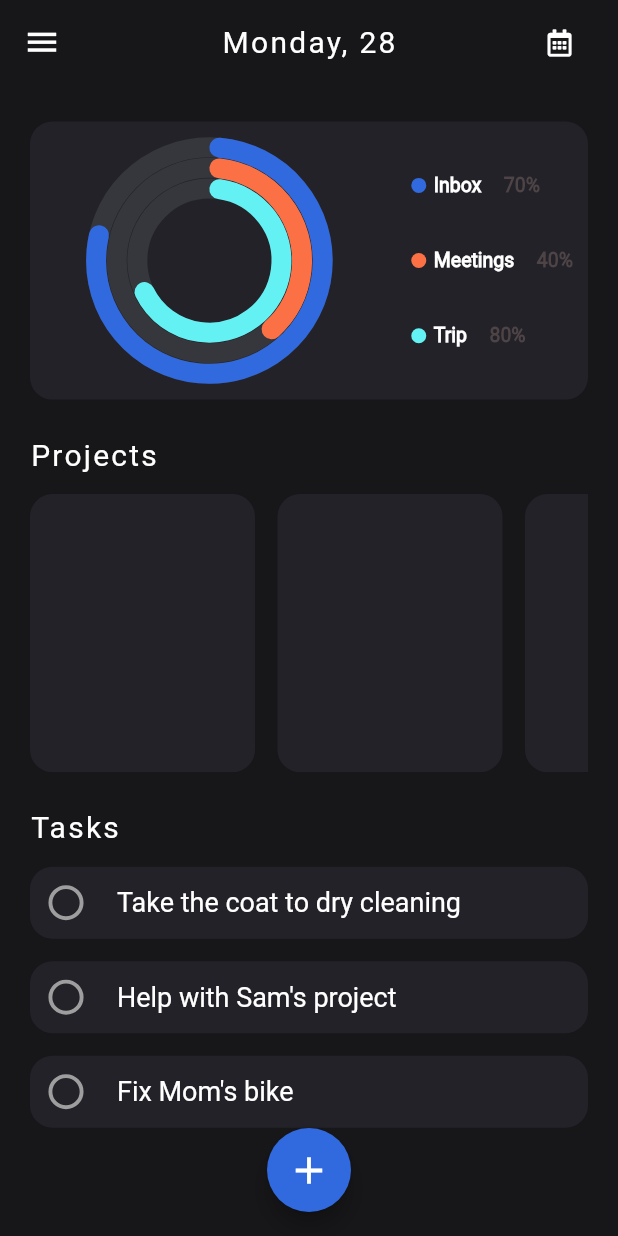
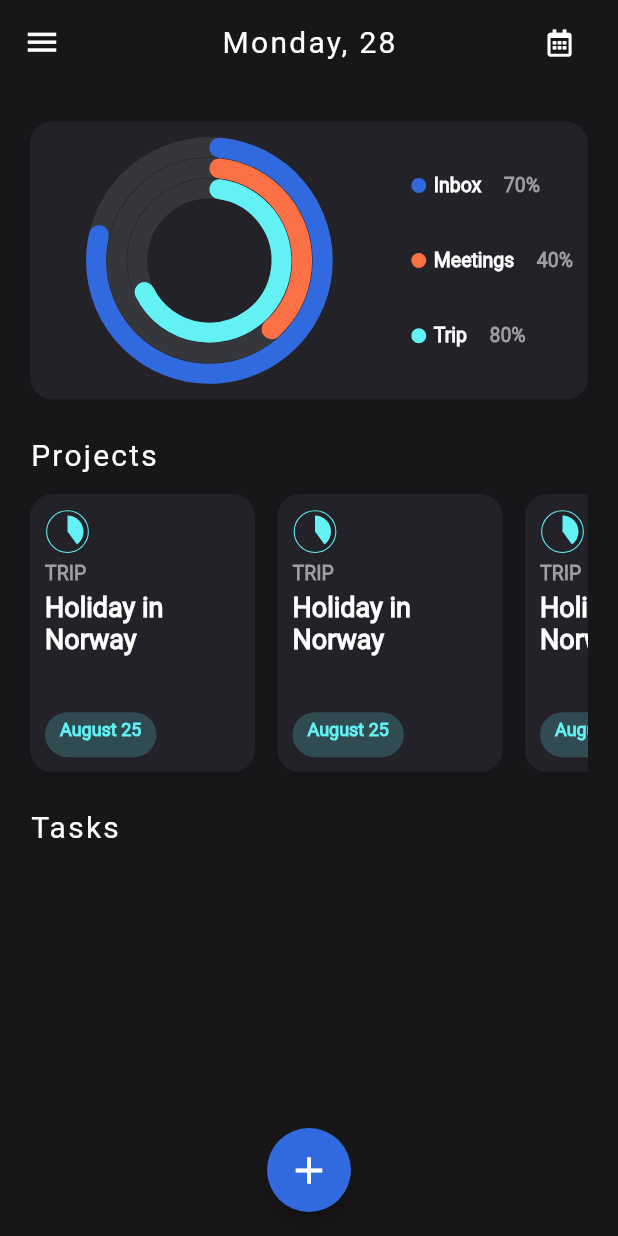
Before and after one commit to Nathaniel-Akubuo/task_manager, a Flutter app: the Home screen opened by its route, on a phone screen of 412 x 824 dp. Run offline on Flutter 3.47's test engine with Material 2 defaults, Android fonts, the phone set to English and light mode, and no system bars; drawn by our look-alikes of syncfusion_flutter_gauges; our stand-ins replace cloud_firestore, firebase_auth, firebase_core, font_awesome_flutter, google_sign_in, shared_preferences and 3 more; accounts and stored records are empty; Roboto replaces fonts that are missing (Agipo).

Commit message:
latest changes

```diff
--- a/lib/services/tasks_provider.dart
+++ b/lib/services/tasks_provider.dart
@@ -1,5 +1,18 @@
-import 'package:flutter/cupertino.dart';
+import 'package:cloud_firestore/cloud_firestore.dart';
+import 'package:flutter/material.dart';
+import 'package:task_manager/constants/global_variables.dart';
+import 'package:task_manager/models/task_model.dart';
 
 class TasksProvider extends ChangeNotifier {
+  var homeUndone = FirebaseFirestore.instance
+      .collection('${preferences!.getString('email')}undoneTasks');
 
+  var homeDone = FirebaseFirestore.instance
+      .collection('${preferences!.getString('email')}doneTasks');
+
+  void addToDo(TaskModel taskModel) => homeUndone.add(taskModel.toJson());
+
+  deleteToDo(){
+//    homeUndone.
+  }
 }
--- a/lib/ui/home/home.dart
+++ b/lib/ui/home/home.dart
@@ -1,3 +1,4 @@
+import 'package:cloud_firestore/cloud_firestore.dart';
 import 'package:flutter/material.dart';
 import 'package:font_awesome_flutter/font_awesome_flutter.dart';
 import 'package:provider/provider.dart';
@@ -7,6 +8,7 @@ import 'package:task_manager/constants/colors.dart';
 import 'package:task_manager/constants/styles.dart';
 import 'package:task_manager/constants/ui_helpers.dart';
 import 'package:task_manager/services/authentication.dart';
+import 'package:task_manager/services/tasks_provider.dart';
 import 'package:task_manager/widgets/project_bubble.dart';
 import 'package:task_manager/widgets/to_do_bubble.dart';
 
@@ -30,6 +32,7 @@ class Home extends StatelessWidget {
   @override
   Widget build(BuildContext context) {
     var auth = Provider.of<Authentication>(context, listen: false);
+    var tasks = Provider.of<TasksProvider>(context, listen: false);
     final _mediaQuery = MediaQuery.of(context).size;
     return ViewModelBuilder<HomeViewModel>.reactive(
         builder: (context, model, child) => SafeArea(
@@ -62,7 +65,6 @@ class Home extends StatelessWidget {
                         width: double.infinity,
                         child: Center(
                           child: Row(
-                            mainAxisAlignment: MainAxisAlignment.spaceBetween,
                             children: [
                               Expanded(
                                 child: SfCircularChart(
@@ -120,7 +122,7 @@ class Home extends StatelessWidget {
                                         style: kAgipo.copyWith(
                                             fontWeight: FontWeight.bold,
                                             fontSize: 13,
-                                            color: lighterGrey),
+                                            color: Colors.grey),
                                       )
                                     ],
                                   ),
@@ -156,7 +158,7 @@ class Home extends StatelessWidget {
                                         style: kAgipo.copyWith(
                                             fontWeight: FontWeight.bold,
                                             fontSize: 13,
-                                            color: lighterGrey),
+                                            color: Colors.grey),
                                       )
                                     ],
                                   ),
@@ -192,7 +194,7 @@ class Home extends StatelessWidget {
                                         style: kAgipo.copyWith(
                                             fontWeight: FontWeight.bold,
                                             fontSize: 13,
-                                            color: lighterGrey),
+                                            color: Colors.grey),
                                       )
                                     ],
                                   ),
@@ -215,7 +217,14 @@ class Home extends StatelessWidget {
                         child: ListView.builder(
                           physics: BouncingScrollPhysics(),
                           scrollDirection: Axis.horizontal,
-                          itemBuilder: (context, index) => ProjectBubble(),
+                          itemBuilder: (context, index) => ProjectBubble(
+                            onTap: () {},
+                            percentage: 40,
+                            title: 'TRIP',
+                            color: teal,
+                            firstItem: 'Holiday in Norway',
+                            date: '',
+                          ),
                           itemCount: 3,
                         ),
                       ),
@@ -224,27 +233,31 @@ class Home extends StatelessWidget {
                           style: kAgipo.copyWith(
                               fontSize: 20, letterSpacing: 1.5)),
                       verticalSpaceRegular,
-                      ToDoBubble(
-                          title: 'Take the coat to dry cleaning',
-                          onChecked: (v) {},
-                          onDismissed: (d) {},
-                          keyValue: 'keyValue',
-                          onTap: () {},
-                          isDone: false),
-                      ToDoBubble(
-                          title: "Help with Sam's project",
-                          onChecked: (v) {},
-                          onDismissed: (d) {},
-                          keyValue: 'keyValue',
-                          onTap: () {},
-                          isDone: false),
-                      ToDoBubble(
-                          title: "Fix Mom's bike",
-                          onChecked: (v) {},
-                          onDismissed: (d) {},
-                          keyValue: 'keyValue',
-                          onTap: () {},
-                          isDone: false),
+                      StreamBuilder(
+                        stream: tasks.homeUndone.orderBy('dateCreated').snapshots(),
+                        builder: (BuildContext context,
+                            AsyncSnapshot<QuerySnapshot<Map<String, dynamic>>>
+                                snapshot) {
+                          if (snapshot.hasData) {
+                            return ListView.builder(
+                              shrinkWrap: true,
+                              physics: NeverScrollableScrollPhysics(),
+                              itemCount: snapshot.data!.docs.length,
+                              itemBuilder: (context, index) {
+                                var currentItem = snapshot.data!.docs[index];
+                                return ToDoBubble(
+                                    title: currentItem.data()['item'],
+                                    onChecked: (v) {},
+                                    onDismissed: (onDismissed) {},
+                                    keyValue: index.toString(),
+                                    onTap: () {},
+                                    isDone: false);
+                              },
+                            );
+                          } else
+                            return Container();
+                        },
+                      ),
                       verticalSpaceLarge,
                       verticalSpaceLarge,
                     ],
@@ -255,7 +268,7 @@ class Home extends StatelessWidget {
                 floatingActionButton: FloatingActionButton(
                   child: Icon(Icons.add, size: 30),
                   backgroundColor: blue,
-                  onPressed: () {},
+                  onPressed: () => model.showBottomSheet(context),
                 ),
               ),
             ),
--- a/lib/ui/home/home_view_model.dart
+++ b/lib/ui/home/home_view_model.dart
@@ -1,3 +1,14 @@
+import 'package:flutter/material.dart';
 import 'package:stacked/stacked.dart';
+import 'package:task_manager/constants/colors.dart';
+import 'package:task_manager/widgets/modal_bottom_sheet.dart';
 
-class HomeViewModel extends BaseViewModel {}
+class HomeViewModel extends BaseViewModel {
+  showBottomSheet(context) => showModalBottomSheet(
+      isScrollControlled: true,
+      backgroundColor: backgroundColor,
+      shape: RoundedRectangleBorder(
+          borderRadius: BorderRadius.vertical(top: Radius.circular(15))),
+      context: context,
+      builder: (context) => ModalBottomSheet());
+}
--- a/lib/widgets/project_bubble.dart
+++ b/lib/widgets/project_bubble.dart
@@ -1,17 +1,109 @@
 import 'package:flutter/material.dart';
+import 'package:intl/intl.dart';
+import 'package:syncfusion_flutter_gauges/gauges.dart';
 import 'package:task_manager/constants/colors.dart';
+import 'package:task_manager/constants/styles.dart';
+import 'package:task_manager/constants/ui_helpers.dart';
 
 class ProjectBubble extends StatelessWidget {
+  final double percentage;
+  final String title;
+  final Color color;
+  final String? firstItem;
+  final String date;
+  final onTap;
+
+  ProjectBubble(
+      {required this.percentage,
+      required this.title,
+      required this.color,
+      this.firstItem,
+      required this.date,
+      this.onTap});
+
   @override
   Widget build(BuildContext context) {
     final _mediaQuery = MediaQuery.of(context).size;
     return Padding(
       padding: EdgeInsets.only(right: 15),
-      child: Container(
-        height: _mediaQuery.height * 0.225,
-        width: 150,
-        decoration:
-            BoxDecoration(color: grey, borderRadius: BorderRadius.circular(15)),
+      child: InkWell(
+        onTap: onTap,
+        child: Container(
+          padding: EdgeInsets.symmetric(vertical: 10, horizontal: 10),
+          height: _mediaQuery.height * 0.225,
+          width: 150,
+          child: Column(
+            crossAxisAlignment: CrossAxisAlignment.start,
+            mainAxisAlignment: MainAxisAlignment.spaceEvenly,
+            children: [
+              Container(
+                height: 30,
+                width: 30,
+                child: SfRadialGauge(
+                  axes: <RadialAxis>[
+                    RadialAxis(
+                      minimum: 0,
+                      maximum: 100,
+                      showLabels: false,
+                      showTicks: false,
+                      startAngle: 270,
+                      endAngle: 270,
+                      axisLineStyle: AxisLineStyle(
+                        thickness: 0.05,
+                        color: color,
+                        thicknessUnit: GaugeSizeUnit.factor,
+                      ),
+                      pointers: <GaugePointer>[
+                        RangePointer(
+                          color: color,
+                          value: percentage,
+                          width: 0.75,
+                          pointerOffset: 0.25,
+                          sizeUnit: GaugeSizeUnit.factor,
+                        )
+                      ],
+                    )
+                  ],
+                ),
+              ),
+              verticalSpaceTiny,
+              Text(
+                title,
+                style: kAgipo.copyWith(
+                    fontWeight: FontWeight.bold,
+                    fontSize: 13,
+                    color: Colors.grey),
+              ),
+              verticalSpaceTiny,
+              Expanded(
+                child: Text(
+                  firstItem!,
+                  maxLines: 2,
+                  overflow: TextOverflow.ellipsis,
+                  style: kAgipo.copyWith(fontWeight: FontWeight.bold, fontSize: 18),
+                ),
+              ),
+              verticalSpaceTiny,
+              Container(
+                padding: EdgeInsets.symmetric(horizontal: 10, vertical: 5),
+                height: 30,
+                decoration: BoxDecoration(
+                    color: color.withOpacity(0.2),
+                    borderRadius: BorderRadius.circular(15)),
+                child: Text(
+                  DateFormat('MMMM dd').format(DateTime.now()),
+                  style: kAgipo.copyWith(
+                    color: color.withOpacity(1),
+                    fontWeight: FontWeight.bold,
+                    fontSize: 12,
+                  ),
+                ),
+              )
+            ],
+          ),
+          decoration:
+              BoxDecoration(color: grey, borderRadius: BorderRadius.circular(15)),
+        ),
       ),
     );
   }
```
Also changed, not shown: lib/main.dart (+7 -1 lines), lib/models/task_model.dart (+1 -13 lines), lib/widgets/custom_textfield.dart (+7 -1 lines), lib/widgets/modal_bottom_sheet.dart (added, +46 -0 lines).
